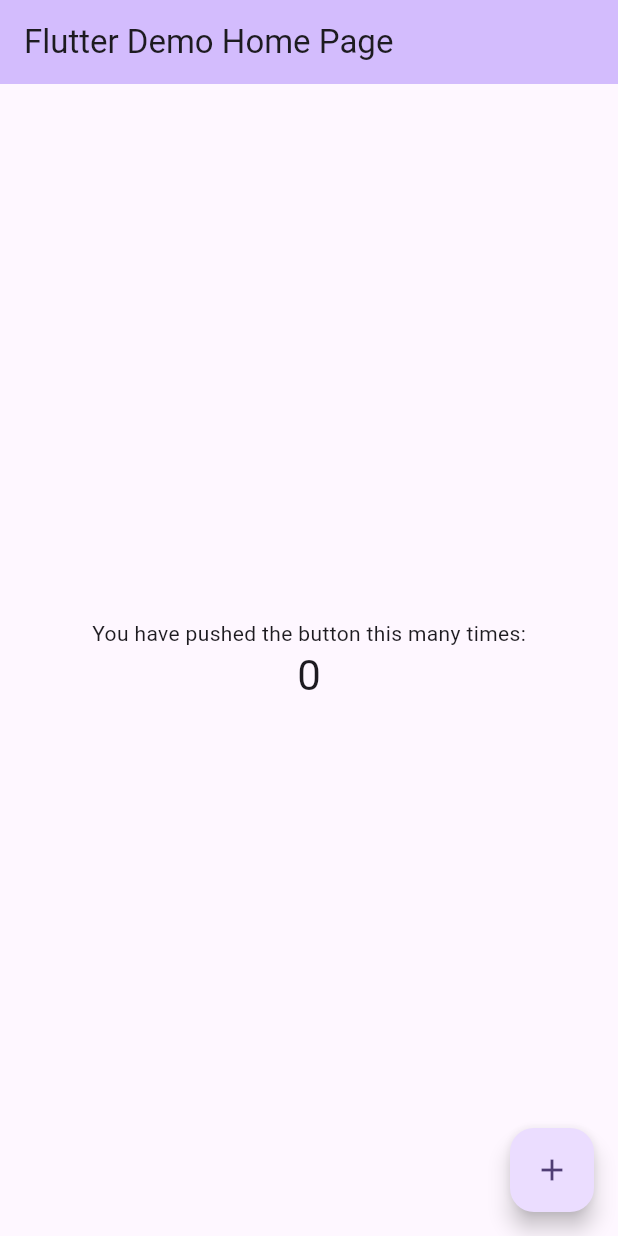
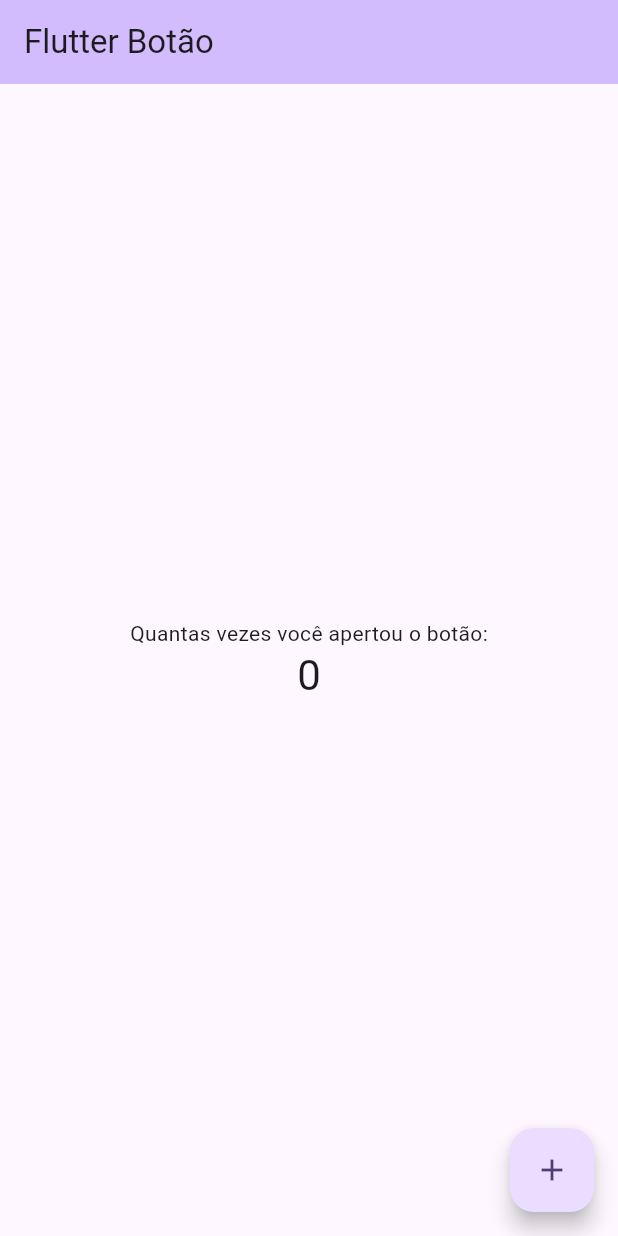
Before and after one commit to grupoappifsul/appprofissoes, a Flutter app: the screen it shows after launch, on a phone screen of 412 x 824 dp. Run offline on Flutter 3.47's test engine with Material 3 defaults, Android fonts, the light colour scheme and no system bars.

Commit message:
Main dart atualiza

```diff
--- a/lib/main.dart
+++ b/lib/main.dart
@@ -31,7 +31,7 @@
         colorScheme: ColorScheme.fromSeed(seedColor: Colors.deepPurple),
         useMaterial3: true,
       ),
-      home: const MyHomePage(title: 'Flutter Demo Home Page'),
+      home: const MyHomePage(title: 'Flutter Botão'),
     );
   }
 }
@@ -106,7 +106,7 @@
           mainAxisAlignment: MainAxisAlignment.center,
           children: <Widget>[
             const Text(
-              'You have pushed the button this many times:',
+              'Quantas vezes você apertou o botão:',
             ),
             Text(
               '$_counter',
```
